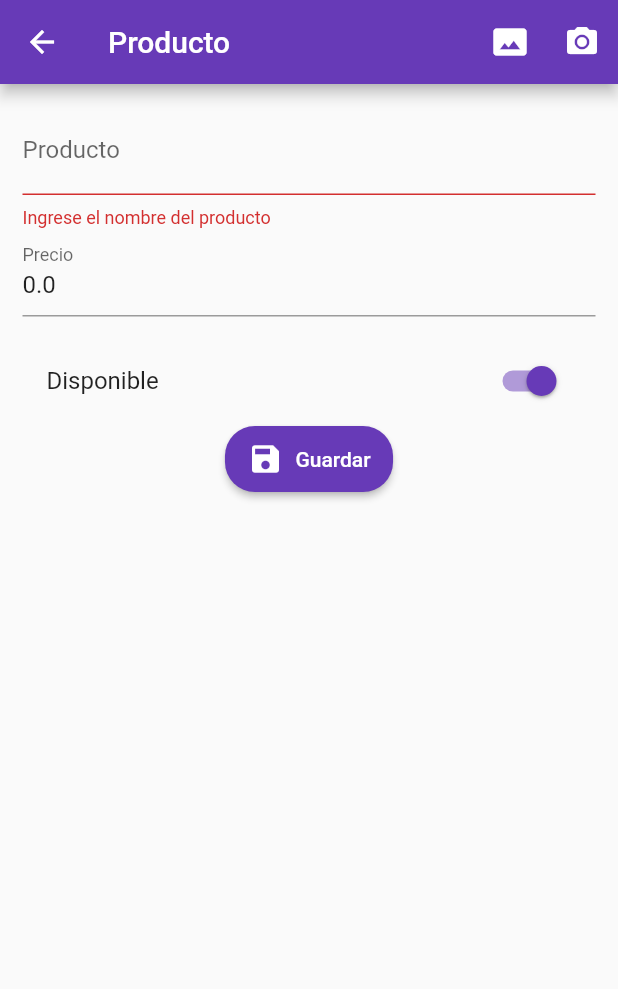
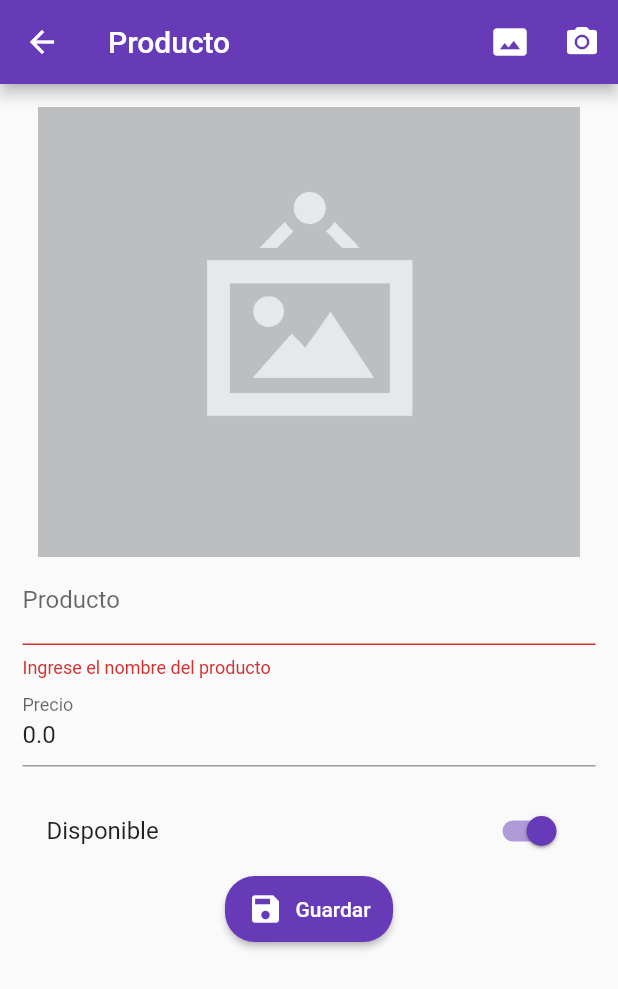
Before and after one commit to oscarlolero/eccomerce_app, a Flutter app: the ProductPage screen opened by its route, after a tap on "Guardar", after a tap on the "photo size select actual" icon, on a phone screen of 412 x 824 dp. Shown: the top 989 px of the screen. Run offline on Flutter 3.47's test engine with Material 2 defaults, Android fonts, the phone set to English and light mode, and no system bars; our stand-ins replace image_picker, rxdart; network calls fail.

Commit message:
Take photo from gallery and camera

```diff
--- a/lib/src/pages/product_page.dart
+++ b/lib/src/pages/product_page.dart
@@ -1,5 +1,8 @@
-import 'package:flutter/cupertino.dart';
+import 'dart:io';
+
 import 'package:flutter/material.dart';
+import 'package:image_picker/image_picker.dart';
+
 import 'package:form_validation/src/models/product_model.dart';
 import 'package:form_validation/src/providers/products_provider.dart';
 import 'package:form_validation/src/utils/utils.dart' as utils;
@@ -11,25 +14,35 @@ class ProductPage extends StatefulWidget {
 
 class _ProductPageState extends State<ProductPage> {
   final formKey = GlobalKey<FormState>();
+  final scaffoldKey = GlobalKey<ScaffoldState>();
   final productsProvider = new ProductsProvider();
 
   ProductModel product = new ProductModel();
+  bool _saving = false;
+
+  File photo;
 
   @override
   Widget build(BuildContext context) {
     //verificar si viene con argumetnos
     final ProductModel prodData = ModalRoute.of(context).settings.arguments;
-    if(prodData != null) {
+    if (prodData != null) {
       product = prodData;
     }
 
     return Scaffold(
+      key: scaffoldKey,
       appBar: AppBar(
         title: Text('Producto'),
         actions: [
           IconButton(
-              icon: Icon(Icons.photo_size_select_actual), onPressed: () {}),
-          IconButton(icon: Icon(Icons.camera_alt), onPressed: () {})
+            icon: Icon(Icons.photo_size_select_actual),
+            onPressed: () => _processImage(ImageSource.gallery),
+          ),
+          IconButton(
+            icon: Icon(Icons.camera_alt),
+            onPressed: () => _processImage(ImageSource.camera),
+          )
         ],
       ),
       body: SingleChildScrollView(
@@ -39,6 +52,7 @@ class _ProductPageState extends State<ProductPage> {
             key: formKey,
             child: Column(
               children: [
+                _showPhoto(),
                 _buildName(),
                 _buildPrice(),
                 SizedBox(height: 15),
@@ -95,7 +109,7 @@ class _ProductPageState extends State<ProductPage> {
       textColor: Colors.white,
       label: Text(product.id != null ? 'Actualizar' : 'Guardar'),
       icon: Icon(Icons.save),
-      onPressed: _submit,
+      onPressed: _saving ? null : _submit,
     );
   }
 
@@ -103,18 +117,18 @@ class _ProductPageState extends State<ProductPage> {
     if (!formKey.currentState.validate()) return;
 
     formKey.currentState.save();
-
-    print(product.title);
-    print(product.value);
-    print(product.available);
-
-    if(product.id == null) {
+    setState(() {
+      _saving = true;
+    });
+    if (product.id == null) {
       productsProvider.createProduct(product);
     } else {
       print(product.id);
       productsProvider.editProduct(product);
     }
 
+    showSnackbar('Registro guardado.');
+    Navigator.pop(context);
   }
 
   Widget _buildIsAvailable() {
@@ -127,4 +141,39 @@ class _ProductPageState extends State<ProductPage> {
       }),
     );
   }
+
+  void showSnackbar(String message) {
+    final snackbar = SnackBar(
+        content: Text(message), duration: Duration(milliseconds: 1500));
+    scaffoldKey.currentState.showSnackBar(snackbar);
+  }
+
+  Widget _showPhoto() {
+    if(product.photoUrl != null) {
+      return Container();
+    } else {
+      return Image(
+        //photo tiene valor? y si si lo tiene, toma el path, si es nulo, usa 'assets/no-image.png'
+        image: AssetImage(photo?.path ?? 'assets/no-image.png'),
+        height: 300.0,
+        fit: BoxFit.cover,
+      );
+    }
+  }
+
+  void _processImage(ImageSource imageSource) async {
+    final _picker = ImagePicker();
+
+    final pickedFile = await _picker.getImage(
+      source: imageSource,
+    );
+
+    photo = File(pickedFile.path);
+
+    if (photo != null) {
+      product.photoUrl = null;
+    }
+
+    setState(() {});
+  }
 }
--- a/pubspec.yaml
+++ b/pubspec.yaml
@@ -30,6 +30,7 @@ dependencies:
   cupertino_icons: ^1.0.0
   rxdart: ^0.25.0
   http:
+  image_picker: ^0.6.7+21
 
 dev_dependencies:
   flutter_test:
@@ -47,9 +48,8 @@ flutter:
   uses-material-design: true
 
   # To add assets to your application, add an assets section, like this:
-  # assets:
-  #   - images/a_dot_burr.jpeg
-  #   - images/a_dot_ham.jpeg
+  assets:
+    - assets/
 
   # An image asset can refer to one or more resolution-specific "variants", see
   # https://flutter.dev/assets-and-images/#resolution-aware.
```
Also changed, not shown: assets/jar-loading.gif (added), assets/no-image.png (added), pubspec.lock, 1 other file.
